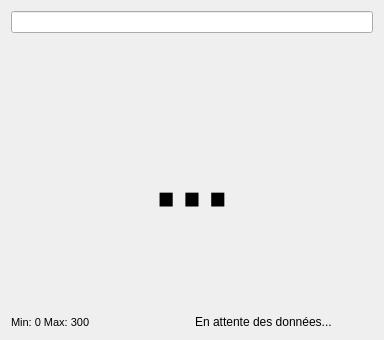
Gnoumy/RaspMeteo, file localStationCS/pollutionwidget.ui: the form before one commit.
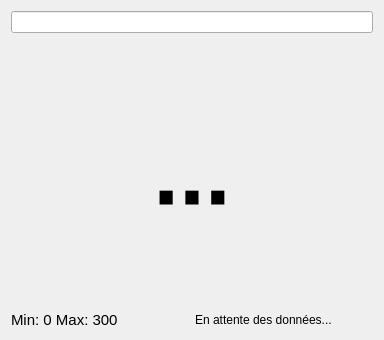
The form after the commit.

Patch:
```diff
--- a/localStationCS/pollutionwidget.ui
+++ b/localStationCS/pollutionwidget.ui
@@ -71,7 +71,7 @@
          </property>
          <property name="font">
           <font>
-           <pointsize>8</pointsize>
+           <pointsize>11</pointsize>
           </font>
          </property>
          <property name="text">
```
